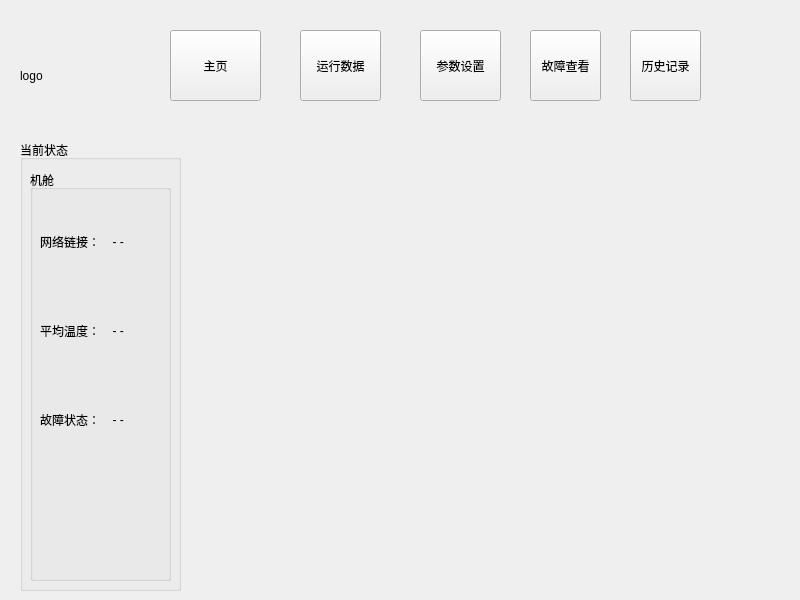
This is cheaterclient.ui in samier958/heaterClient as Qt 5 draws it before an edit. The edited form follows.
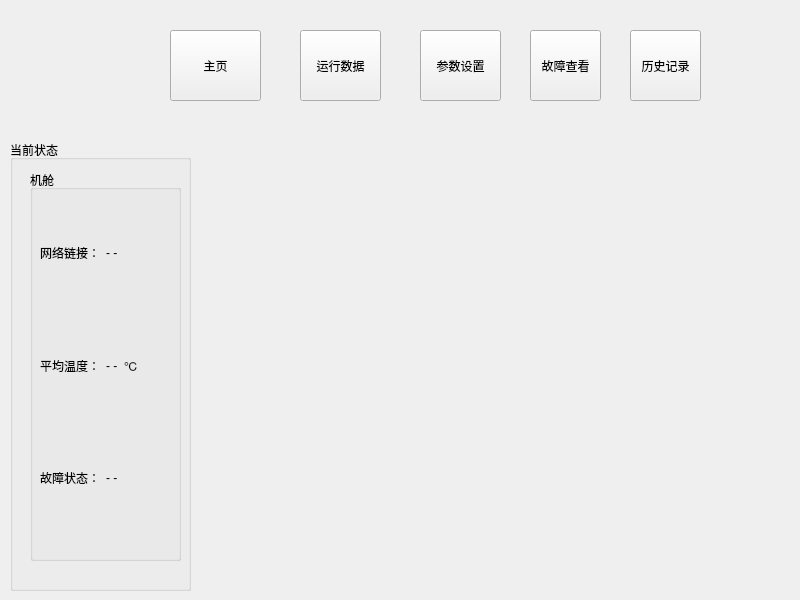
This is the edited form. Icons and pictures are not drawn.

Commit message: Align the form in the project.

The edit to the form file:
```diff
--- a/cheaterclient.ui
+++ b/cheaterclient.ui
@@ -16,34 +16,40 @@
   <widget class="QStackedWidget" name="sessionStackContainer">
    <property name="geometry">
     <rect>
-     <x>199</x>
+     <x>209</x>
      <y>120</y>
-     <width>581</width>
+     <width>571</width>
      <height>451</height>
     </rect>
    </property>
    <widget class="QWidget" name="page"/>
    <widget class="QWidget" name="page_2"/>
   </widget>
-  <widget class="QLabel" name="label">
+  <widget class="QLabel" name="logo">
    <property name="geometry">
     <rect>
      <x>20</x>
-     <y>40</y>
-     <width>111</width>
-     <height>71</height>
+     <y>20</y>
+     <width>100</width>
+     <height>100</height>
     </rect>
    </property>
    <property name="text">
-    <string>logo</string>
+    <string/>
+   </property>
+   <property name="pixmap">
+    <pixmap resource="res.qrc">:/logo/dyzkLogo.png</pixmap>
+   </property>
+   <property name="alignment">
+    <set>Qt::AlignCenter</set>
    </property>
   </widget>
   <widget class="QGroupBox" name="groupBox">
    <property name="geometry">
     <rect>
-     <x>20</x>
+     <x>10</x>
      <y>140</y>
-     <width>161</width>
+     <width>181</width>
      <height>451</height>
     </rect>
    </property>
@@ -53,26 +59,28 @@
    <widget class="QGroupBox" name="groupBox_2">
     <property name="geometry">
      <rect>
-      <x>10</x>
+      <x>20</x>
       <y>30</y>
-      <width>141</width>
-      <height>411</height>
+      <width>151</width>
+      <height>391</height>
      </rect>
     </property>
     <property name="title">
      <string>机舱</string>
     </property>
-    <widget class="QWidget" name="layoutWidget">
+    <widget class="QWidget" name="">
      <property name="geometry">
       <rect>
        <x>10</x>
        <y>30</y>
-       <width>124</width>
-       <height>261</height>
+       <width>121</width>
+       <height>331</height>
       </rect>
      </property>
      <layout class="QVBoxLayout" name="verticalLayout">
       <item>
+       <layout class="QHBoxLayout" name="horizontalLayout_5">
+        <item>
        <layout class="QHBoxLayout" name="horizontalLayout">
         <item>
          <widget class="QLabel" name="label_3">
@@ -84,14 +92,31 @@
         <item>
          <widget class="QLabel" name="networkStatus_0">
           <property name="text">
-           <string>  - -</string>
+             <string>- -</string>
           </property>
          </widget>
         </item>
        </layout>
       </item>
       <item>
-       <layout class="QHBoxLayout" name="horizontalLayout_2">
+         <spacer name="horizontalSpacer">
+          <property name="orientation">
+           <enum>Qt::Horizontal</enum>
+          </property>
+          <property name="sizeHint" stdset="0">
+           <size>
+            <width>40</width>
+            <height>20</height>
+           </size>
+          </property>
+         </spacer>
+        </item>
+       </layout>
+      </item>
+      <item>
+       <layout class="QHBoxLayout" name="horizontalLayout_6">
+        <item>
+         <layout class="QHBoxLayout" name="horizontalLayout_4">
         <item>
          <widget class="QLabel" name="label_2">
           <property name="text">
@@ -100,14 +125,42 @@
          </widget>
         </item>
         <item>
+           <layout class="QHBoxLayout" name="horizontalLayout_2">
+            <item>
          <widget class="QLabel" name="averageTemperature_0">
           <property name="text">
-           <string>  - -</string>
+               <string>- -</string>
           </property>
          </widget>
         </item>
-       </layout>
-      </item>
+            <item>
+             <widget class="QLabel" name="label">
+              <property name="text">
+               <string>℃</string>
+              </property>
+             </widget>
+            </item>
+           </layout>
+          </item>
+         </layout>
+        </item>
+        <item>
+         <spacer name="horizontalSpacer_2">
+          <property name="orientation">
+           <enum>Qt::Horizontal</enum>
+          </property>
+          <property name="sizeHint" stdset="0">
+           <size>
+            <width>40</width>
+            <height>20</height>
+           </size>
+          </property>
+         </spacer>
+        </item>
+       </layout>
+      </item>
+      <item>
+       <layout class="QHBoxLayout" name="horizontalLayout_7">
       <item>
        <layout class="QHBoxLayout" name="horizontalLayout_3">
         <item>
@@ -120,13 +173,28 @@
         <item>
          <widget class="QLabel" name="faultStatus_0">
           <property name="text">
-           <string>  - -</string>
+             <string>- -</string>
           </property>
          </widget>
         </item>
        </layout>
       </item>
-     </layout>
+        <item>
+         <spacer name="horizontalSpacer_3">
+          <property name="orientation">
+           <enum>Qt::Horizontal</enum>
+          </property>
+          <property name="sizeHint" stdset="0">
+           <size>
+            <width>40</width>
+            <height>20</height>
+           </size>
+          </property>
+         </spacer>
+        </item>
+       </layout>
+      </item>
+     </layout>
     </widget>
    </widget>
   </widget>
```
Left out of the diff: 10 changed lines with no effect on the pictures. Lines whose indentation alone changed are shown as unchanged. The commit also changes 13 other files.
